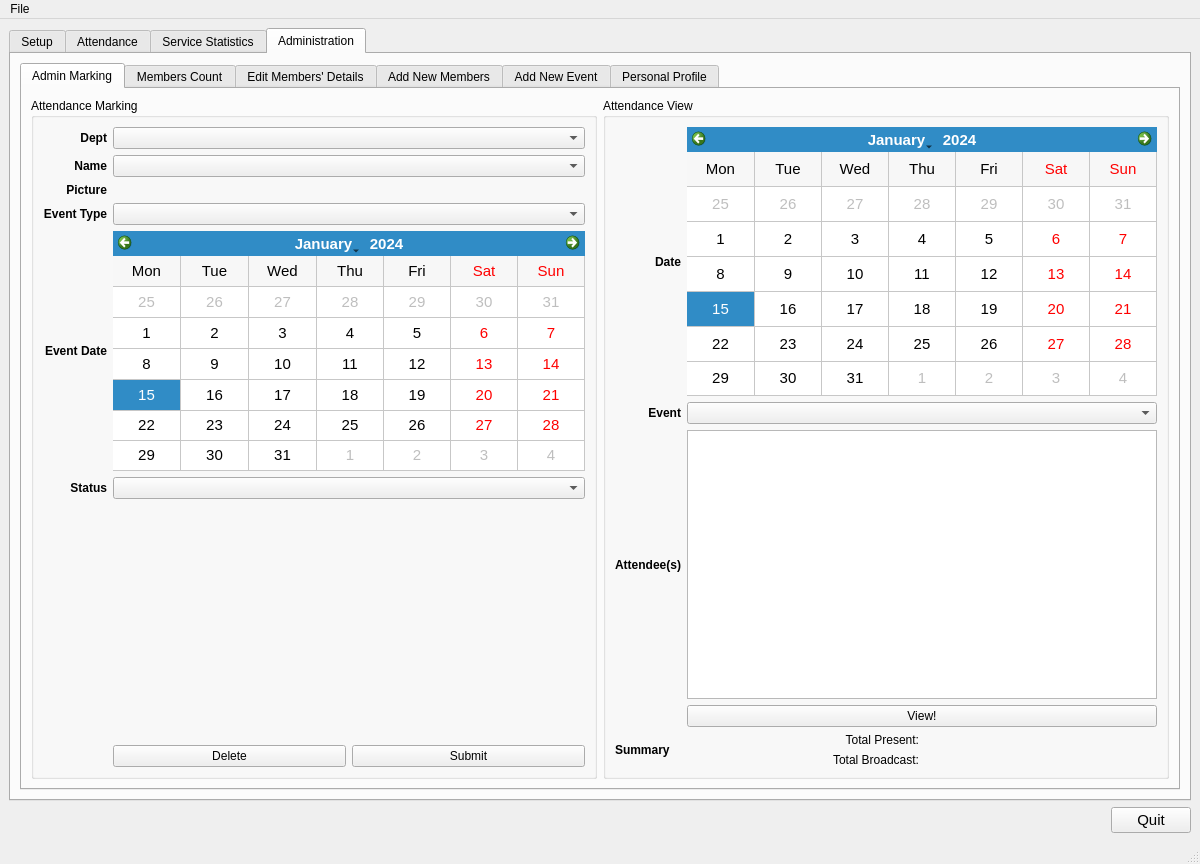
Old version of the form tabbed.ui in the repository dnth/AttTracker-pyside.
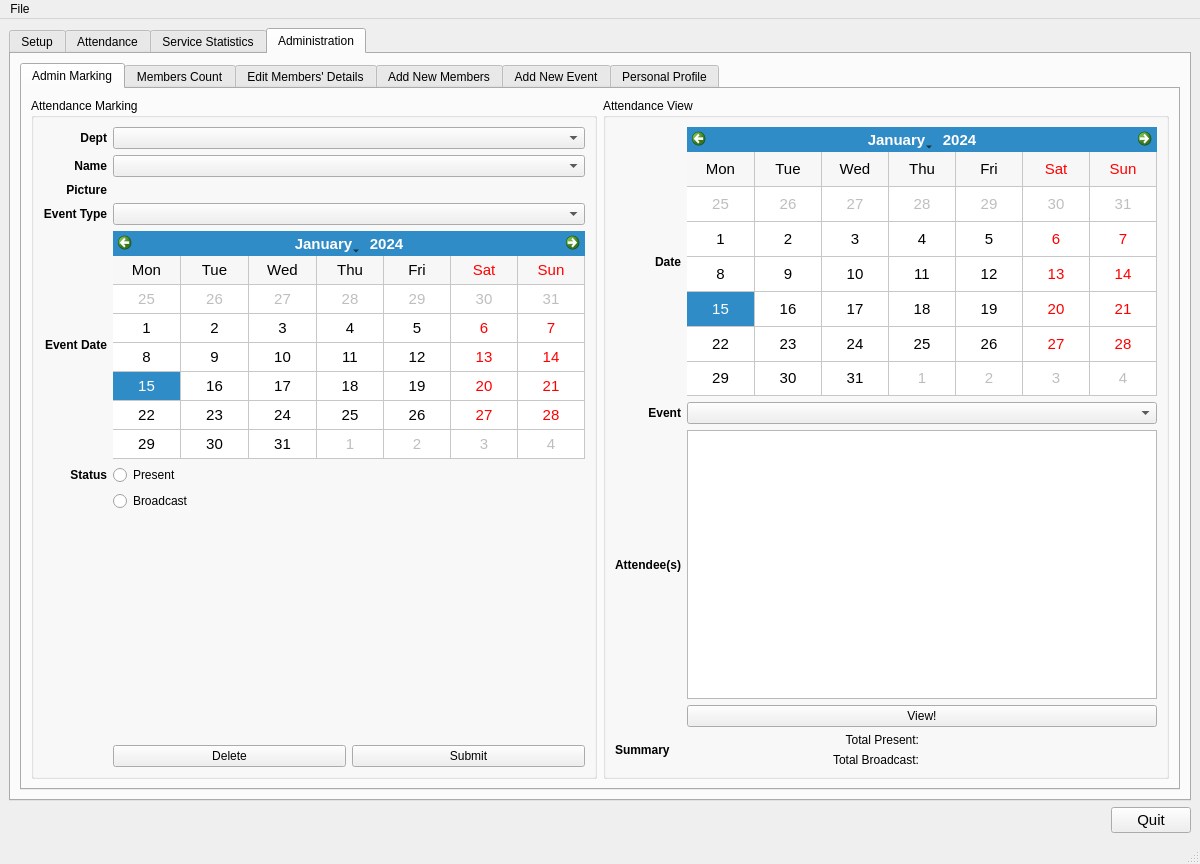
New version of the form. The open tabs and pages were chosen to show the change. Icons and pictures are not drawn. Custom widgets are drawn as their Qt base class.

Commit message: radio button for attendance

Patch:
```diff
--- a/tabbed.ui
+++ b/tabbed.ui
@@ -1047,7 +1047,7 @@
                  </property>
                 </widget>
                </item>
-               <item row="0" column="1">
+               <item row="0" column="2">
                 <widget class="QComboBox" name="comboBox_admintab_dept"/>
                </item>
                <item row="1" column="0">
@@ -1066,7 +1066,7 @@
                  </property>
                 </widget>
                </item>
-               <item row="1" column="1">
+               <item row="1" column="2">
                 <widget class="QComboBox" name="comboBox_admintab_name"/>
                </item>
                <item row="3" column="0">
@@ -1085,7 +1085,7 @@
                  </property>
                 </widget>
                </item>
-               <item row="3" column="1">
+               <item row="3" column="2">
                 <widget class="QComboBox" name="comboBox_admintab_event"/>
                </item>
                <item row="4" column="0">
@@ -1104,7 +1104,7 @@
                  </property>
                 </widget>
                </item>
-               <item row="4" column="1">
+               <item row="4" column="2">
                 <widget class="QCalendarWidget" name="calendarWidget">
                  <property name="sizePolicy">
                   <sizepolicy hsizetype="Preferred" vsizetype="Preferred">
@@ -1160,10 +1160,7 @@
                  </property>
                 </widget>
                </item>
-               <item row="5" column="1">
-                <widget class="QComboBox" name="comboBox_admintab_status"/>
-               </item>
-               <item row="7" column="1">
+               <item row="9" column="2">
                 <layout class="QHBoxLayout" name="horizontalLayout_16">
                  <item>
                   <widget class="QPushButton" name="pushButton_delete">
@@ -1181,7 +1178,7 @@
                  </item>
                 </layout>
                </item>
-               <item row="6" column="1">
+               <item row="8" column="2">
                 <spacer name="verticalSpacer">
                  <property name="orientation">
                   <enum>Qt::Vertical</enum>
@@ -1194,7 +1191,7 @@
                  </property>
                 </spacer>
                </item>
-               <item row="2" column="1">
+               <item row="2" column="2">
                 <widget class="QLabel" name="label_attmarkingpic">
                  <property name="text">
                   <string/>
@@ -1223,6 +1220,20 @@
                  </property>
                 </widget>
                </item>
+               <item row="7" column="2">
+                <widget class="QRadioButton" name="radioButton_broadcast">
+                 <property name="text">
+                  <string>Broadcast</string>
+                 </property>
+                </widget>
+               </item>
+               <item row="5" column="2">
+                <widget class="QRadioButton" name="radioButton_present">
+                 <property name="text">
+                  <string>Present</string>
+                 </property>
+                </widget>
+               </item>
               </layout>
              </widget>
             </item>
```
The commit also changes 3 other files.
